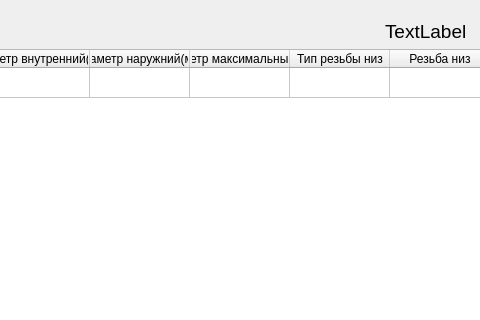
This is table.ui in chevashetz/app as Qt 5 draws it before an edit; both pictures show x 242 to 722 and y 0 to 320 of the 1403 by 668 pixel window. The edited form follows.
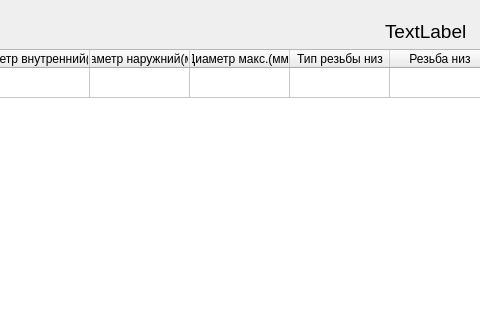
This is the edited form.

```diff
--- a/table.ui
+++ b/table.ui
@@ -120,7 +120,7 @@
         </column>
         <column>
          <property name="text">
-          <string>Диаметр максимальный(мм)</string>
+          <string>Диаметр макс.(мм)</string>
          </property>
         </column>
         <column>
```
